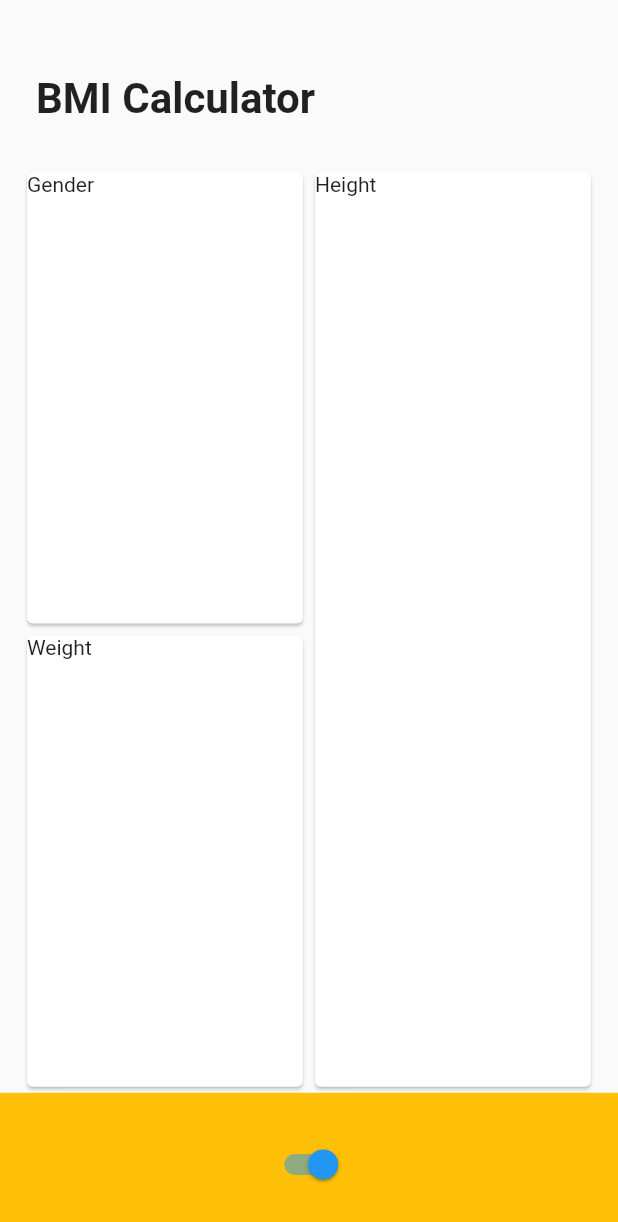
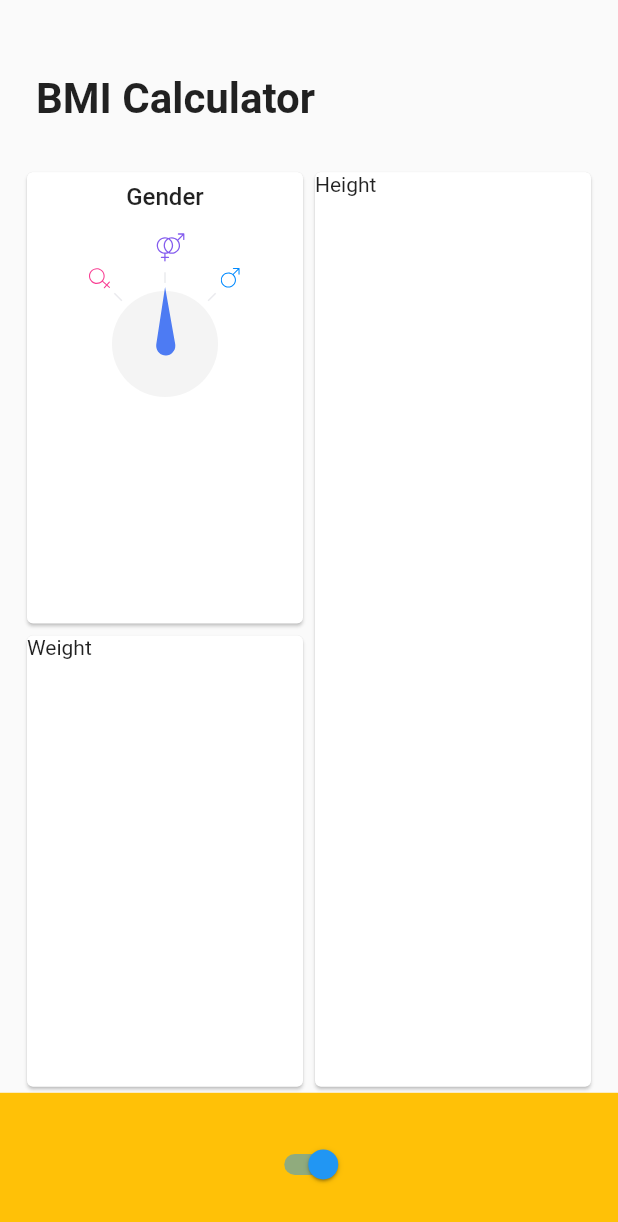
Before and after one commit to ck-lamib/100DaysOfCode, a Flutter app: the screen it shows after launch, on a phone screen of 412 x 824 dp. Shown: the top 1222 px of the screen. Run offline on Flutter 3.47's test engine with Material 2 defaults, Android fonts, the phone set to English and light mode, and no system bars; our stand-ins replace bloc, cloud_firestore, connectivity_plus, equatable, firebase_auth, firebase_core and 5 more; accounts and stored records are empty.

Commit message:
adding gender widget to bmi _calculator

```diff
--- /dev/null
+++ b/bmi_calculator/lib/common/card_title.dart
@@ -0,0 +1,14 @@
+import 'package:flutter/material.dart';
+
+class CardTitle extends StatelessWidget {
+  const CardTitle({super.key, required this.title});
+  final String title;
+
+  @override
+  Widget build(BuildContext context) {
+    return Text(
+      title,
+      style: const TextStyle(fontSize: 16.0, fontWeight: FontWeight.w500),
+    );
+  }
+}
--- a/bmi_calculator/lib/main.dart
+++ b/bmi_calculator/lib/main.dart
@@ -1,8 +1,9 @@
-import 'package:bmi_calculator/input_page.dart';
+import 'package:bmi_calculator/screen/input_page.dart';
 import 'package:flutter/material.dart';
 import 'package:flutter/services.dart';
 
 void main() {
+  WidgetsFlutterBinding.ensureInitialized();
   SystemChrome.setPreferredOrientations(
           [DeviceOrientation.portraitUp, DeviceOrientation.portraitDown])
       .then((value) => runApp(const MyApp()));
--- /dev/null
+++ b/bmi_calculator/lib/screen/gender_card.dart
@@ -0,0 +1,241 @@
+import 'package:bmi_calculator/common/card_title.dart';
+import 'package:bmi_calculator/utils/gender.dart';
+import 'package:bmi_calculator/utils/widget_utils.dart';
+import 'package:flutter/material.dart';
+import 'dart:math' as math;
+
+import 'package:flutter_svg/flutter_svg.dart';
+
+class GenderCard extends StatefulWidget {
+  final Gender? intitialGender;
+  const GenderCard({super.key, this.intitialGender});
+
+  @override
+  State<GenderCard> createState() => _GenderCardState();
+}
+
+class _GenderCardState extends State<GenderCard> {
+  Gender? selectedGender;
+  @override
+  void initState() {
+    selectedGender = widget.intitialGender ?? Gender.other; //<--- initialize selected gender
+    super.initState();
+  }
+
+  @override
+  Widget build(BuildContext context) {
+    return Card(
+      child: SizedBox(
+        width: double.infinity,
+        child: Padding(
+          padding: EdgeInsets.only(top: screenAwareSize(8, context)),
+          child: Column(
+            crossAxisAlignment: CrossAxisAlignment.center,
+            children: <Widget>[
+              const CardTitle(title: "Gender"),
+              Padding(
+                padding: EdgeInsets.only(top: screenAwareSize(16.0, context)),
+                child: _drawMainStack(),
+              ),
+            ],
+          ),
+        ),
+      ),
+    );
+  }
+
+  Widget _drawMainStack() {
+    return SizedBox(
+      width: double.infinity, //<--- Expand stack width
+      child: Stack(
+        alignment: Alignment.bottomCenter,
+        children: <Widget>[
+          _drawCircleIndicator(),
+          const GenderIconTranslated(gender: Gender.other),
+          const GenderIconTranslated(gender: Gender.male),
+          const GenderIconTranslated(gender: Gender.female),
+          _drawGestureDetector(), //<--- Add gesutre detector
+        ],
+      ),
+    );
+  }
+
+  Widget _drawCircleIndicator() {
+    return Stack(
+      alignment: Alignment.center,
+      children: <Widget>[
+        const GenderCircle(),
+        GenderArrow(angle: _genderAngles[selectedGender]!), //<--- make arrow display current gender
+      ],
+    );
+  }
+
+  _drawGestureDetector() {
+    return Positioned.fill(
+      child: TapHandler(
+        onGenderTapped: (gender) => setState(() => selectedGender = gender),
+      ),
+    );
+  }
+}
+
+//For center circle
+
+double _circleSize(BuildContext context) => screenAwareSize(80.0, context);
+
+class GenderCircle extends StatelessWidget {
+  const GenderCircle({super.key});
+  @override
+  Widget build(BuildContext context) {
+    return Container(
+      width: _circleSize(context),
+      height: _circleSize(context),
+      decoration: const BoxDecoration(
+        shape: BoxShape.circle,
+        color: Color.fromRGBO(244, 244, 244, 1.0),
+      ),
+    );
+  }
+}
+
+//For gender icon
+
+class GenderLine extends StatelessWidget {
+  const GenderLine({super.key});
+
+  @override
+  Widget build(BuildContext context) {
+    return Padding(
+      padding: EdgeInsets.only(
+        bottom: screenAwareSize(6.0, context),
+        top: screenAwareSize(8.0, context),
+      ),
+      child: Container(
+        height: screenAwareSize(8.0, context),
+        width: 1.0,
+        color: const Color.fromRGBO(216, 217, 223, 0.54),
+      ),
+    );
+  }
+}
+
+const double _defaultGenderAngle = math.pi / 4;
+const Map<Gender, double> _genderAngles = {
+  Gender.female: -_defaultGenderAngle,
+  Gender.other: 0.0,
+  Gender.male: _defaultGenderAngle,
+};
+
+class GenderIconTranslated extends StatelessWidget {
+  static final Map<Gender, String> _genderImages = {
+    Gender.female: "assets/images/gender_female.svg",
+    Gender.other: "assets/images/gender_other.svg",
+    Gender.male: "assets/images/gender_male.svg",
+  };
+
+  final Gender gender;
+
+  const GenderIconTranslated({super.key, required this.gender});
+
+  bool get _isOtherGender => gender == Gender.other;
+
+  String? get _assetName => _genderImages[gender];
+
+  double _iconSize(BuildContext context) {
+    return screenAwareSize(_isOtherGender ? 22.0 : 16.0, context);
+  }
+
+  double _genderLeftPadding(BuildContext context) {
+    return screenAwareSize(_isOtherGender ? 8.0 : 0.0, context);
+  }
+
+  @override
+  Widget build(BuildContext context) {
+    Widget icon = Padding(
+      padding: EdgeInsets.only(left: _genderLeftPadding(context)),
+      child: SvgPicture.asset(
+        _assetName!,
+        // color: const Color(0xFFFF9000),
+        height: _iconSize(context),
+        width: _iconSize(context),
+      ),
+    );
+
+    Widget rotatedIcon = Transform.rotate(
+      angle: -_genderAngles[gender]!,
+      child: icon,
+    );
+
+    Widget iconWithALine = Padding(
+      padding: EdgeInsets.only(bottom: _circleSize(context) / 2),
+      child: Column(
+        crossAxisAlignment: CrossAxisAlignment.center,
+        children: <Widget>[
+          rotatedIcon,
+          const GenderLine(),
+        ],
+      ),
+    );
+
+    Widget rotatedIconWithALine = Transform.rotate(
+      alignment: Alignment.bottomCenter,
+      angle: _genderAngles[gender]!,
+      child: iconWithALine,
+    );
+
+    Widget centeredIconWithALine = Padding(
+      padding: EdgeInsets.only(bottom: _circleSize(context) / 2),
+      child: rotatedIconWithALine,
+    );
+
+    return centeredIconWithALine;
+  }
+}
+
+//GEnder arrow
+
+class GenderArrow extends StatelessWidget {
+  final double angle;
+
+  const GenderArrow({super.key, required this.angle});
+
+  double _arrowLength(BuildContext context) => screenAwareSize(40, context);
+
+  double _translationOffset(BuildContext context) => _arrowLength(context) * -0.4;
+
+  @override
+  Widget build(BuildContext context) {
+    return Transform.rotate(
+      angle: angle,
+      child: Transform.translate(
+        offset: Offset(0.0, _translationOffset(context)),
+        child: Transform.rotate(
+          angle: -_defaultGenderAngle,
+          child: SvgPicture.asset(
+            "assets/images/gender_arrow.svg",
+            height: _arrowLength(context),
+            width: _arrowLength(context),
+          ),
+        ),
+      ),
+    );
+  }
+}
+
+class TapHandler extends StatelessWidget {
+  final Function(Gender) onGenderTapped;
+
+  const TapHandler({super.key, required this.onGenderTapped});
+
+  @override
+  Widget build(BuildContext context) {
+    return Row(
+      mainAxisSize: MainAxisSize.max,
+      children: <Widget>[
+        Expanded(child: GestureDetector(onTap: () => onGenderTapped(Gender.female))),
+        Expanded(child: GestureDetector(onTap: () => onGenderTapped(Gender.other))),
+        Expanded(child: GestureDetector(onTap: () => onGenderTapped(Gender.male))),
+      ],
+    );
+  }
+}
--- a/bmi_calculator/lib/input_page.dart
+++ b/bmi_calculator/lib/screen/input_page.dart
@@ -1,3 +1,5 @@
+import 'package:bmi_calculator/screen/gender_card.dart';
+import 'package:bmi_calculator/utils/gender.dart';
 import 'package:bmi_calculator/utils/widget_utils.dart';
 import 'package:flutter/material.dart';
 
@@ -38,7 +40,7 @@ class InputPage extends StatelessWidget {
           Expanded(
             child: Column(
               children: <Widget>[
-                Expanded(child: _tempCard("Gender")),
+                const Expanded(child: GenderCard()),
                 Expanded(child: _tempCard("Weight")),
               ],
             ),
```
Also changed, not shown: bmi_calculator/pubspec.yaml (+7 -3 lines), bmi_calculator/assets/images/gender_arrow.svg (added), bmi_calculator/assets/images/gender_female.svg (added), bmi_calculator/assets/images/gender_male.svg (added), bmi_calculator/assets/images/gender_other.svg (added), bmi_calculator/assets/images/pacman.svg (added), bmi_calculator/assets/images/person.svg (added), bmi_calculator/assets/images/user.svg (added), bmi_calculator/assets/images/weight_arrow.svg (added), bmi_calculator/pubspec.lock, 2 other files.
